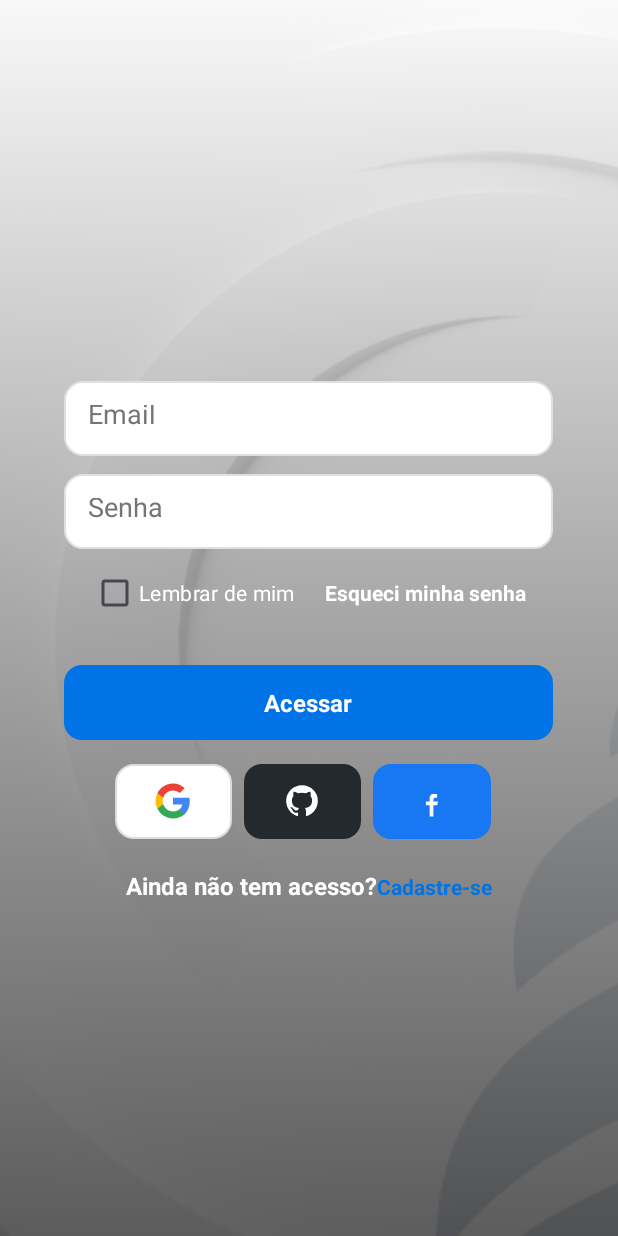
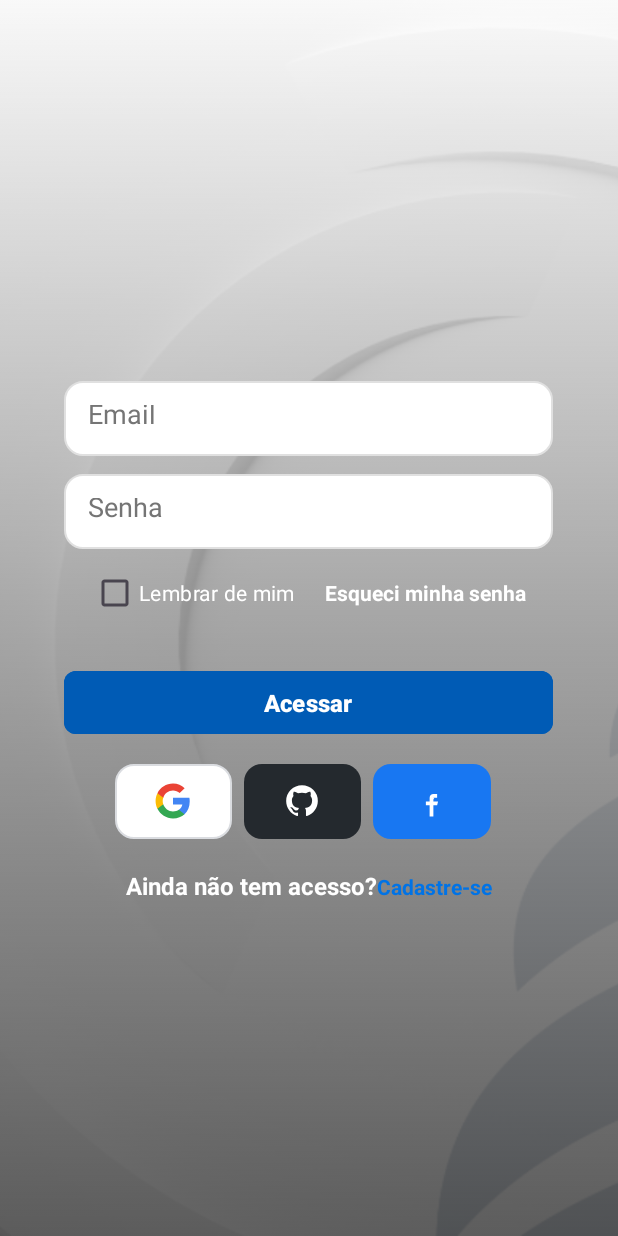
Before and after one commit to Ciencia-da-Computacao-4-Semestre-Mobile/grupo2_unaspmarketplace, an Android app: the screen it shows after launch (LoginActivity), on a phone screen of 412 x 824 dp. Run offline under Robolectric (Android 15) with nearby library versions, the light colour scheme and no system bars; our stand-ins replace Firebase (no records; nobody signed in at launch, a user with empty details on screens opened directly); libraries missing offline, so code that uses them is left out: com.facebook; 1 statement that could not run was skipped.

Commit message:
tornando o btn do login em um botao de verdade

```diff
--- a/app/src/main/java/com/unasp/unaspmarketplace/LoginActivity.kt
+++ b/app/src/main/java/com/unasp/unaspmarketplace/LoginActivity.kt
@@ -110,7 +110,7 @@ class LoginActivity : AppCompatActivity() {
 
             val emailField = findViewById<EditText>(R.id.edtEmail)
             val passwordField = findViewById<EditText>(R.id.edtSenha)
-            val loginButton = findViewById<LinearLayout>(R.id.btnLogin)
+            val loginButton = findViewById<com.google.android.material.button.MaterialButton>(R.id.btnLogin)
             val checkBoxTerms = findViewById<CheckBox>(R.id.login_remember_me)
 
             loginButton.setOnClickListener {
@@ -141,7 +141,7 @@ class LoginActivity : AppCompatActivity() {
 
     private fun setupLoginButtons() {
         // Email/Password login
-        findViewById<LinearLayout>(R.id.btnLogin).setOnClickListener {
+        findViewById<com.google.android.material.button.MaterialButton>(R.id.btnLogin).setOnClickListener {
             val email = findViewById<EditText>(R.id.edtEmail).text.toString().trim()
             val password = findViewById<EditText>(R.id.edtSenha).text.toString().trim()
 
--- a/app/src/main/res/layout/login_activity.xml
+++ b/app/src/main/res/layout/login_activity.xml
@@ -1,5 +1,6 @@
 <?xml version="1.0" encoding="utf-8"?>
 <FrameLayout xmlns:android="http://schemas.android.com/apk/res/android"
+    xmlns:app="http://schemas.android.com/apk/res-auto"
     xmlns:tools="http://schemas.android.com/tools"
     android:layout_width="match_parent"
     android:layout_height="match_parent"
@@ -78,26 +79,18 @@
 
         </LinearLayout>
 
-        <LinearLayout
+        <com.google.android.material.button.MaterialButton
             android:id="@+id/btnLogin"
             android:layout_width="326dp"
             android:layout_height="50dp"
             android:layout_marginTop="24dp"
-            android:background="@drawable/login_button_background"
-            android:clickable="true"
-            android:focusable="true"
-            android:gravity="center"
-            android:orientation="horizontal">
-
-            <TextView
-                android:layout_width="wrap_content"
-                android:layout_height="wrap_content"
-                android:text="@string/btn_log_in"
-                android:textColor="#FFFFFF"
-                android:textSize="16sp"
-                android:textStyle="bold" />
-
-        </LinearLayout>
+            android:text="@string/btn_log_in"
+            android:textColor="#FFFFFF"
+            android:textSize="16sp"
+            android:textStyle="bold"
+            android:backgroundTint="#005bb5"
+            app:cornerRadius="8dp"
+            android:gravity="center"/>
 
 
         <LinearLayout
```
